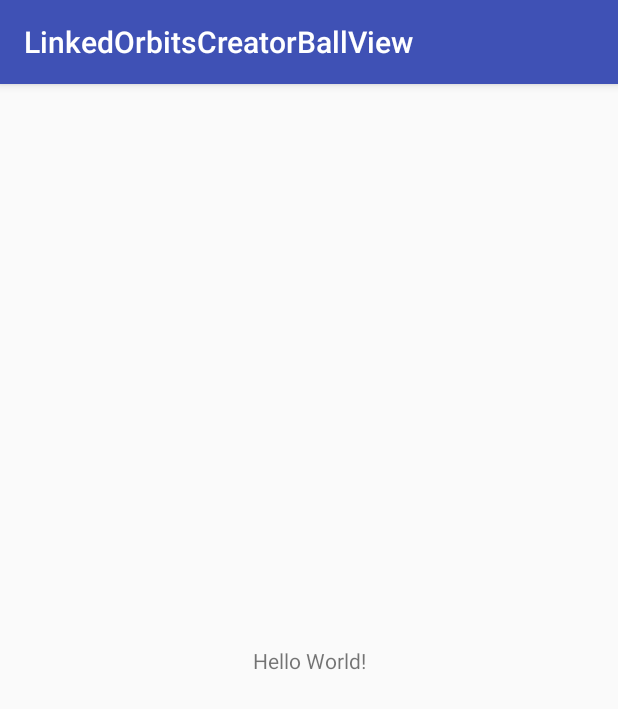
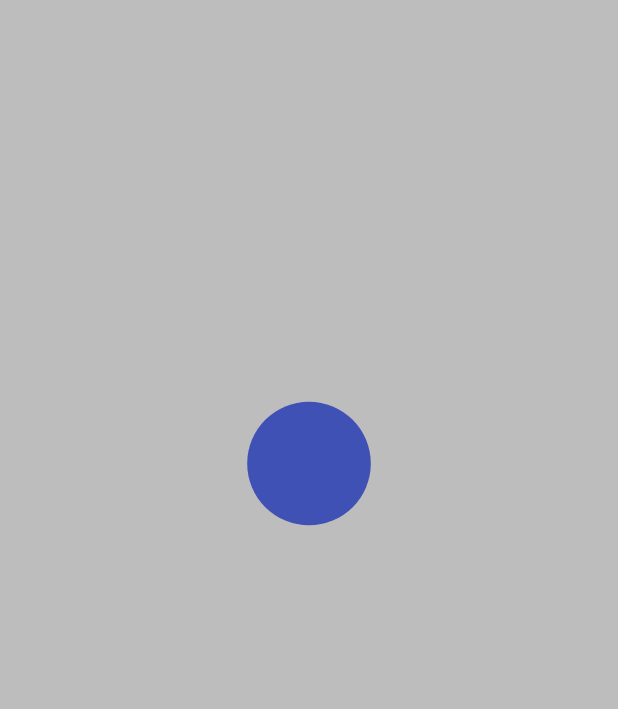
Before and after one commit to Anwesh43/LinkedOrbitsCreatorBallView, an Android app: the screen it shows after launch (MainActivity), on a phone screen of 412 x 824 dp. Shown: the top 709 px of the screen. Run offline under Robolectric (Android 15) with nearby library versions, the phone set to English and light mode, and no system bars.

```diff
--- a/app/build.gradle
+++ b/app/build.gradle
@@ -27,6 +27,7 @@ dependencies {
     androidTestImplementation 'com.android.support.test:runner:1.0.1'
     androidTestImplementation 'com.android.support.test.espresso:espresso-core:3.0.1'
     compile "org.jetbrains.kotlin:kotlin-stdlib-jre7:$kotlin_version"
+    compile project(":orbitscreatorballview")
 }
 repositories {
     mavenCentral()
--- a/app/src/main/java/com/anwesh/uiprojects/linkedorbitscreatorballview/MainActivity.kt
+++ b/app/src/main/java/com/anwesh/uiprojects/linkedorbitscreatorballview/MainActivity.kt
@@ -2,11 +2,19 @@ package com.anwesh.uiprojects.linkedorbitscreatorballview
 
 import android.support.v7.app.AppCompatActivity
 import android.os.Bundle
+import android.view.WindowManager
+import com.anwesh.uiprojects.orbitscreatorballview.OrbitsCreatorBallView
 
 class MainActivity : AppCompatActivity() {
 
     override fun onCreate(savedInstanceState: Bundle?) {
         super.onCreate(savedInstanceState)
-        setContentView(R.layout.activity_main)
+        OrbitsCreatorBallView.create(this)
+        fullScreen()
     }
 }
+
+fun MainActivity.fullScreen() {
+    supportActionBar?.hide()
+    window.addFlags(WindowManager.LayoutParams.FLAG_FULLSCREEN)
+}
```
